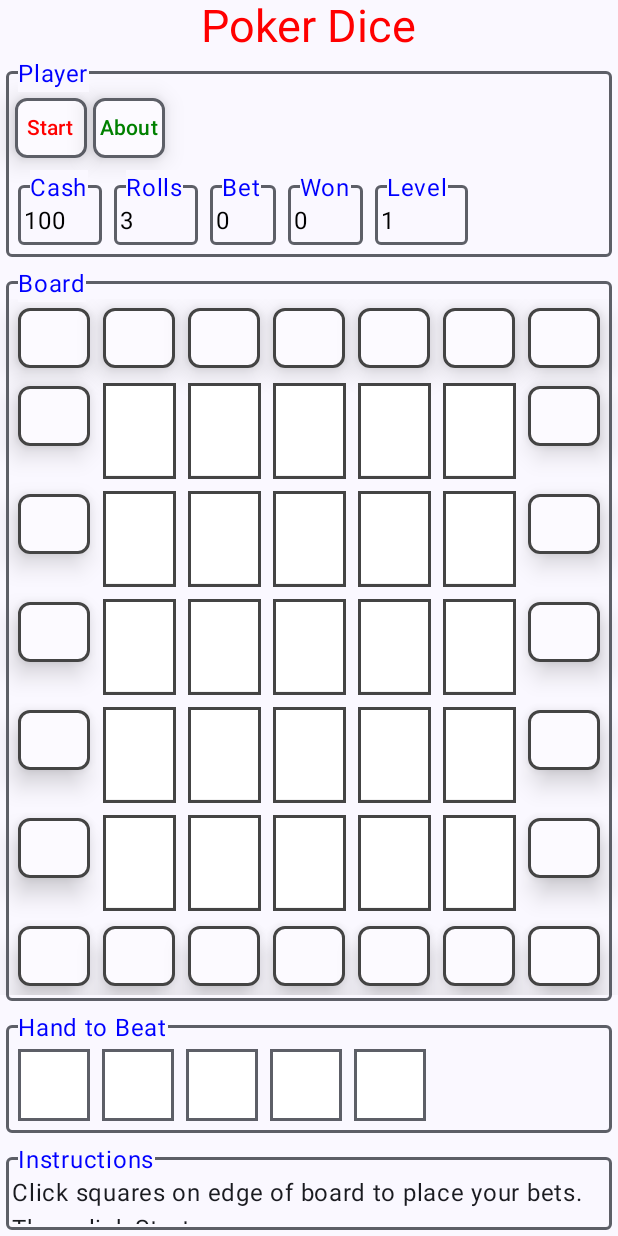
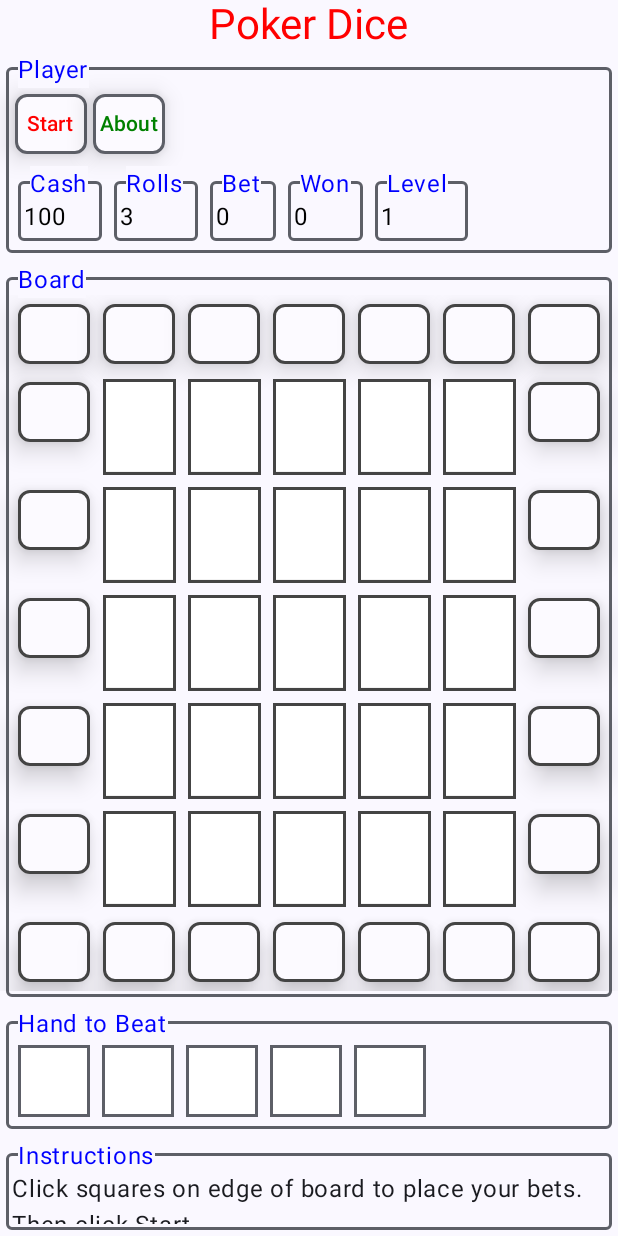
Before and after one commit to pstorli/PokerDice, an Android app built with Jetpack Compose: the screen it shows after launch (MainActivity), on a phone screen of 412 x 824 dp. Run offline under Robolectric (Android 15) with nearby library versions, the phone set to English and light mode, and no system bars.

Commit message:
Hopefully last of bugs that need fixing.

```diff
--- a/app/build.gradle
+++ b/app/build.gradle
@@ -11,8 +11,8 @@ android {
         applicationId "com.pstorli.pokerdice"
         minSdk 24
         targetSdk 33
-        versionCode 1005
-        versionName "1005"
+        versionCode 1006
+        versionName "1006"
 
         testInstrumentationRunner "androidx.test.runner.AndroidJUnitRunner"
         vectorDrawables {
--- a/app/src/main/java/com/pstorli/pokerdice/domain/model/PokerViewModel.kt
+++ b/app/src/main/java/com/pstorli/pokerdice/domain/model/PokerViewModel.kt
@@ -358,7 +358,7 @@ class PokerViewModel (val app: Application) : AndroidViewModel(app) {
                 }
 
                 // Set the text now.
-                setDieText(pos, dieText)
+                setDieText (pos, dieText)
             }
         }
     }
@@ -639,7 +639,7 @@ class PokerViewModel (val app: Application) : AndroidViewModel(app) {
         else if (cash < betsCost) {
             // Out of cash!
             snackBarText = app.resources .getString(R.string.outta_cash)
-            outaCash = true
+            outaCash     = true
         }
 
         // Reset the bet.
--- a/app/src/main/java/com/pstorli/pokerdice/ui/composeables/Instructions.kt
+++ b/app/src/main/java/com/pstorli/pokerdice/ui/composeables/Instructions.kt
@@ -34,7 +34,7 @@ fun Instructions (pokerViewModel: PokerViewModel) {
         if (pokerViewModel.freeGameOffer()) {
             val localUriHandler = LocalUriHandler.current
             val clickText = stringResource(id = R.string.won_level_prize, pokerViewModel.level)
-            ClickableText(text = AnnotatedString (clickText), style = TextStyle(fontSize = URL_FONT_SIZE_SP, color = LocalContext.current.color(Colors.Wild))) {
+            ClickableText (text = AnnotatedString (clickText), style = TextStyle(fontSize = URL_FONT_SIZE_SP, color = LocalContext.current.color(Colors.Wild))) {
                 localUriHandler.openUri (URL_WON_FREE_STUFF)
             }
         }
--- a/app/src/main/java/com/pstorli/pokerdice/ui/composeables/core/PokerBar.kt
+++ b/app/src/main/java/com/pstorli/pokerdice/ui/composeables/PokerBar.kt
@@ -1,8 +1,9 @@
-package com.pstorli.pokerdice.ui.composeables.core
+package com.pstorli.pokerdice.ui.composeables
 
 import androidx.compose.material.SnackbarData
 import androidx.compose.runtime.Composable
 import androidx.compose.material3.MaterialTheme.colorScheme
+import com.pstorli.pokerdice.ui.composeables.core.SnackBar
 
 @Composable
 fun PokerBar (data: SnackbarData) {
--- a/app/src/main/java/com/pstorli/pokerdice/ui/composeables/PokerButton.kt
+++ b/app/src/main/java/com/pstorli/pokerdice/ui/composeables/PokerButton.kt
@@ -38,6 +38,6 @@ fun PokerButton (name: String, textColor: Color, borderColor: Color=MaterialThem
         contentPadding  = PaddingValues(1.dp)
     )
     {
-        Text(text = name, color = textColor)
+        Text (text = name, color = textColor)
     }
 }
--- a/app/src/main/java/com/pstorli/pokerdice/ui/composeables/Scoring.kt
+++ b/app/src/main/java/com/pstorli/pokerdice/ui/composeables/Scoring.kt
@@ -27,7 +27,7 @@ fun Scoring () {
             maxWidth = true,
             maxHeight = true
         ) {
-            Text(
+            Text (
                 text     = stringResource(id = R.string.scoring_text),
                 color    = LocalContext.current.color(Colors.Text),
                 fontSize = SCORING_TEXT_FONT_SIZE_SP,
--- a/app/src/main/java/com/pstorli/pokerdice/ui/composeables/Title.kt
+++ b/app/src/main/java/com/pstorli/pokerdice/ui/composeables/Title.kt
@@ -19,7 +19,7 @@ fun Title () {
         verticalArrangement = Arrangement.Top,
         horizontalAlignment = Alignment.CenterHorizontally
     ) {
-        Text(
+        Text (
             stringResource(R.string.app_name_readable),
             color           = Color.Red,
             fontSize        = Consts.TITLE_FONT_SIZE_SP
--- a/app/src/main/java/com/pstorli/pokerdice/ui/composeables/core/ErrorDialog.kt
+++ b/app/src/main/java/com/pstorli/pokerdice/ui/composeables/core/ErrorDialog.kt
@@ -15,11 +15,11 @@ fun ErrorDialog(message: String) {
                 openDialog.value = false
             },
             title = {
-                Text(text = "Error")
+                Text (text = "Error")
 
             },
             text = {
-                Text(message)
+                Text (message)
             },
             confirmButton = {
                 openDialog.value = false
--- a/app/src/main/java/com/pstorli/pokerdice/ui/composeables/core/LabeledCol.kt
+++ b/app/src/main/java/com/pstorli/pokerdice/ui/composeables/core/LabeledCol.kt
@@ -14,7 +14,6 @@ import androidx.compose.foundation.layout.requiredWidthIn
 import androidx.compose.foundation.layout.width
 import androidx.compose.foundation.layout.widthIn
 import androidx.compose.foundation.shape.RoundedCornerShape
-import androidx.compose.material3.MaterialTheme
 import androidx.compose.material3.MaterialTheme.colorScheme
 import androidx.compose.runtime.Composable
 import androidx.compose.ui.Alignment
@@ -23,9 +22,7 @@ import androidx.compose.ui.graphics.Color
 import androidx.compose.ui.unit.Dp
 import androidx.compose.ui.unit.dp
 import com.pstorli.pokerdice.conditional
-import com.pstorli.pokerdice.util.Consts.POKER_BORDER_SIZE_DP
 import androidx.compose.material3.Text as TextMat
-import com.pstorli.pokerdice.ui.theme.PokerTheme
 
 @Composable
 fun LabeledCol (title: String, titleColor: Color, maxWidth: Boolean=false, maxHeight: Boolean=false, minWidth: Dp?=null, content: @Composable () -> Unit) {
@@ -44,8 +41,8 @@ fun LabeledCol (title: String, titleColor: Color, maxWidth: Boolean=false, maxHe
                 }
                 .padding(4.dp,12.dp,4.dp,4.dp)
                 .border(
-                    width = POKER_BORDER_SIZE_DP,
-                    color = MaterialTheme.colorScheme.outline,
+                    width = 2.dp,
+                    color = colorScheme.outline,
                     shape = RoundedCornerShape(size = 4.dp)
                 )
                 .padding(4.dp,12.dp,4.dp,4.dp))
--- a/app/src/main/java/com/pstorli/pokerdice/ui/composeables/core/OutlinedTextField.kt
+++ b/app/src/main/java/com/pstorli/pokerdice/ui/composeables/core/OutlinedTextField.kt
@@ -15,7 +15,7 @@ fun OutlinedTextField (text: String, value: String, textColor: Color, titleColor
         title = text,
         titleColor
     ) {
-        Text(
+        Text (
             text = value,
             color = textColor,
             modifier = Modifier
--- a/app/src/main/java/com/pstorli/pokerdice/ui/screens/LoadingScreen.kt
+++ b/app/src/main/java/com/pstorli/pokerdice/ui/screens/LoadingScreen.kt
@@ -22,6 +22,6 @@ fun LoadingScreen () {
         horizontalAlignment = Alignment.CenterHorizontally
     ) {
         CircularProgressIndicator()
-        Text(stringResource(id = R.string.state_loading))
+        Text (stringResource(id = R.string.state_loading))
     }
 }
--- a/app/src/main/java/com/pstorli/pokerdice/util/Consts.kt
+++ b/app/src/main/java/com/pstorli/pokerdice/util/Consts.kt
@@ -65,7 +65,8 @@ object Consts {
     val SUIT_COLOR_CLUB                 = "Suit Color Club"
     val SUIT_COLOR_SPADE                = "Suit Color Spade"
 
-    val TITLE_FONT_SIZE_SP              = 30.sp
+    val TEXT_FONT_SIZE_SP               = 18.sp
+    val TITLE_FONT_SIZE_SP              = 28.sp
 
     val DISABLED_ELEVATION_VAL_DP       = 0.dp
     val HAND_TO_BEAT_DICE_DP            = 48.dp
@@ -84,8 +85,6 @@ object Consts {
     val ROLLS_MIN_WIDTH_DP              = 48.dp
     val ROUNDED_CORNER_SHAPE_PCT_VAL    = 20
     val SCORING_TEXT_FONT_SIZE_SP       = 16.sp
-    val SNACKBAR_MARGIN_DP              = 2.dp
-    val SNACKBAR_FONT_SIZE_SP           = 16.sp
     val SPACE_TEXT                      = " "
     val SQUARE_BET_COST                 = 10 // Cost of eacg square to bet on.
     val TAG_NAME                        = "PokerDice"
--- a/app/src/main/res/values/strings.xml
+++ b/app/src/main/res/values/strings.xml
@@ -2,7 +2,7 @@
     <string name="about">About</string>
     <string name="app_name">PokerDice</string>
     <string name="app_name_readable">Poker Dice</string>
-    <string name="about_text">Game: Poker Dice\n\nVersion: 1005\n\nDate: 07/07/2023\n\nAuthor: Pete Storli\n\nRole: Senior Android Software Engineer\n\nEmail: pstorli@gmail.com\n\nURL: http://storlidesigns.com</string>
+    <string name="about_text">Game: Poker Dice\n\nVersion: 1006\n\nDate: 07/09/2023\n\nAuthor: Pete Storli\n\nRole: Senior Android Software Engineer\n\nEmail: pstorli@gmail.com\n\nURL: http://storlidesigns.com</string>
     <string name="bet">Bet</string>
     <string name="board">Board</string>
     <string name="cancel">Cancel</string>
@@ -32,7 +32,8 @@
     <string name="ok">OK</string>
     <string name="outta_cash">Not enough cash to place that bet!</string>
     <string name="player">Player</string>
-    <string name="portfolio_click">Resume / Portfolio</string>
+    <string name="portfolio_click">Resume</string>
+    <string name="question">Question</string>
     <string name="reset">Reset</string>
     <string name="roll_dice">Roll\nDice</string>
     <string name="rolls">Rolls</string>
```
Also changed, not shown: app/src/main/java/com/pstorli/pokerdice/ui/composeables/About.kt (deleted, +0 -8 lines), app/src/main/java/com/pstorli/pokerdice/ui/composeables/core/AlertDialog.kt (+10 -5 lines), app/src/main/java/com/pstorli/pokerdice/ui/composeables/core/SnackBar.kt (+9 -7 lines), app/src/main/java/com/pstorli/pokerdice/ui/screens/AboutScreen.kt (+7 -5 lines), app/src/main/java/com/pstorli/pokerdice/ui/screens/MainScreen.kt (+10 -13 lines), 2 other files.
